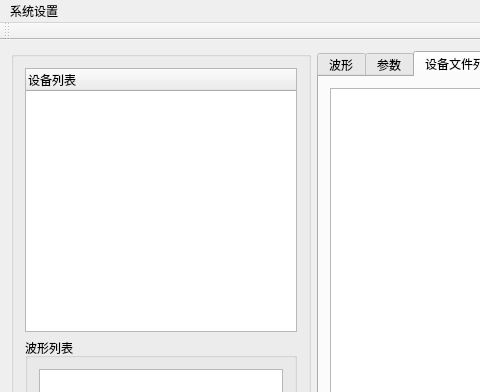
The window that mainwindow.ui (byteman/bullet) describes before a commit, drawn with Qt 5; both pictures show x 0 to 480 and y 0 to 392 of the 1330 by 757 pixel window.
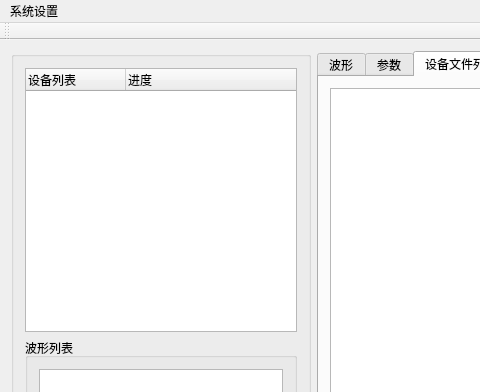
The same window after the commit. Custom widgets are drawn as their Qt base class.

Commit message: 添加同步进度

```diff
--- a/mainwindow.ui
+++ b/mainwindow.ui
@@ -52,6 +52,11 @@
            <string>设备列表</string>
           </property>
          </column>
+         <column>
+          <property name="text">
+           <string>进度</string>
+          </property>
+         </column>
         </widget>
        </item>
        <item>
```
Left out of the diff: 2 changed lines with no effect on the pictures. The commit also changes 6 other files.
